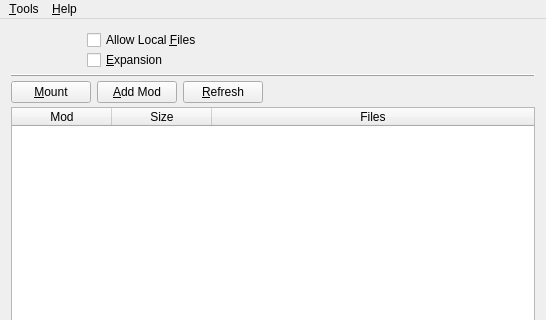
Old version of the form mainwindow.ui in the repository EzraZebra/WC3ModManager; both pictures show x 0 to 546 and y 0 to 320 of the 546 by 462 pixel window.
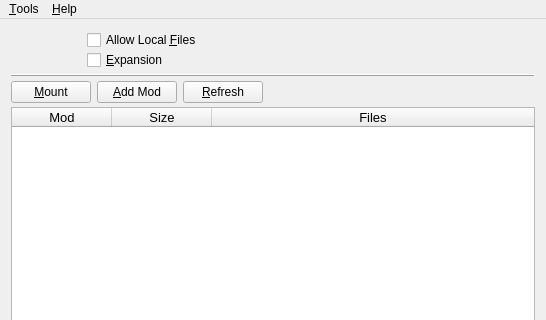
New version of the form. Icons and pictures are not drawn.

Commit message: added fonts qrc for about diag & moved icons to /icons

```diff
--- a/mainwindow.ui
+++ b/mainwindow.ui
@@ -254,6 +254,11 @@
         <verstretch>0</verstretch>
        </sizepolicy>
       </property>
+      <property name="font">
+       <font>
+        <pointsize>10</pointsize>
+       </font>
+      </property>
       <property name="cursor" stdset="0">
        <cursorShape>PointingHandCursor</cursorShape>
       </property>
@@ -284,8 +289,8 @@
       <property name="selectionBehavior">
        <enum>QAbstractItemView::SelectRows</enum>
       </property>
-      <property name="rowCount">
-       <number>0</number>
+      <property name="cornerButtonEnabled">
+       <bool>false</bool>
       </property>
       <property name="columnCount">
        <number>3</number>
```
Left out of the diff: 4 changed lines with no effect on the pictures. The commit also changes 18 other files.
